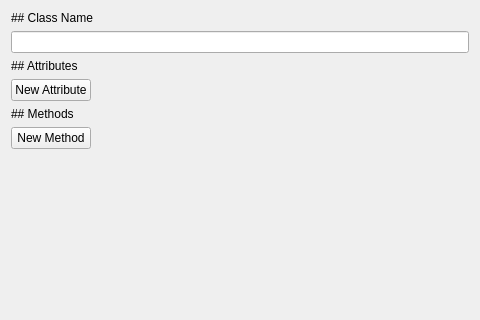
ondrej-mach/ICP-projekt, file src/classeditdialog.ui: the form before one commit; both pictures show x 0 to 480 and y 0 to 320 of the 480 by 640 pixel window.
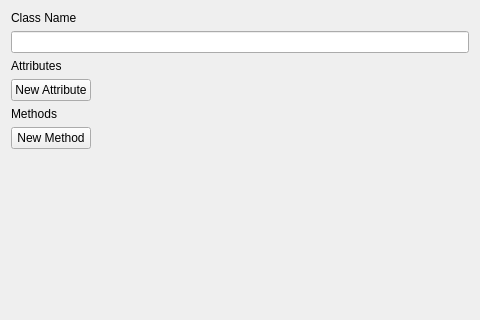
The form after the commit.

Commit message: Added activation bars on class lifelines

```diff
--- a/src/classeditdialog.ui
+++ b/src/classeditdialog.ui
@@ -25,10 +25,10 @@
         </sizepolicy>
        </property>
        <property name="text">
-        <string>## Class Name</string>
+        <string>Class Name</string>
        </property>
        <property name="textFormat">
-        <enum>Qt::MarkdownText</enum>
+        <enum>Qt::PlainText</enum>
        </property>
       </widget>
      </item>
@@ -38,10 +38,10 @@
      <item>
       <widget class="QLabel" name="attributesLabel">
        <property name="text">
-        <string>## Attributes</string>
+        <string>Attributes</string>
        </property>
        <property name="textFormat">
-        <enum>Qt::MarkdownText</enum>
+        <enum>Qt::PlainText</enum>
        </property>
       </widget>
      </item>
@@ -64,10 +64,10 @@
      <item>
       <widget class="QLabel" name="methodsLabel">
        <property name="text">
-        <string>## Methods</string>
+        <string>Methods</string>
        </property>
        <property name="textFormat">
-        <enum>Qt::MarkdownText</enum>
+        <enum>Qt::PlainText</enum>
        </property>
       </widget>
      </item>
```
The commit also changes 11 other files.
